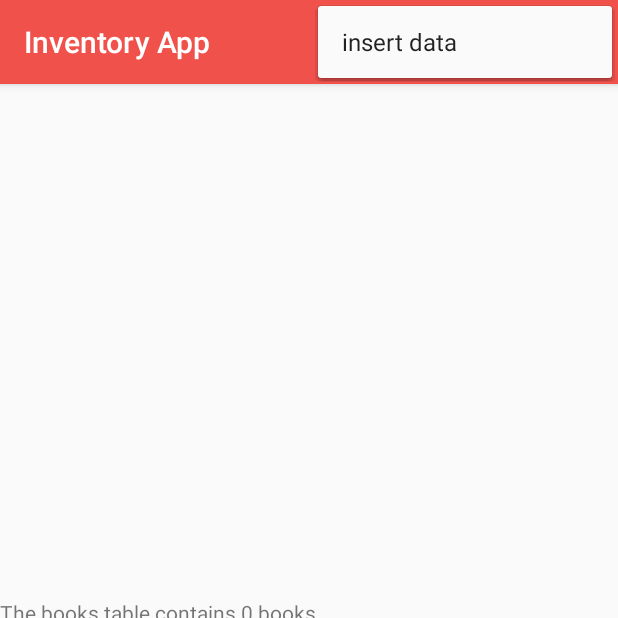
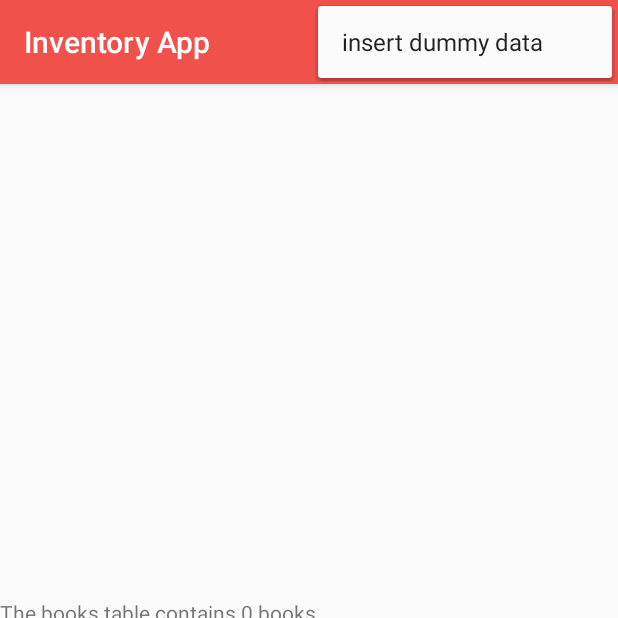
Before and after one commit to carquet/android_project8-9, an Android app: the screen it shows after launch (CatalogActivity), with the options menu open, on a phone screen of 412 x 824 dp, the top half of it. Run offline under Robolectric (Android 15) with nearby library versions, the phone set to English and light mode, and no system bars.

Commit message:
organize catalog menu into string resource

```diff
--- a/app/src/main/java/com/example/android/inventoryapp/CatalogActivity.java
+++ b/app/src/main/java/com/example/android/inventoryapp/CatalogActivity.java
@@ -39,7 +39,7 @@ public class CatalogActivity extends AppCompatActivity {
         // and pass the context, which is the current activity.
         mDbHelper = new InventoryDbHelper(this);
 
-        displayDatabaseInfo();
+        //displayDatabaseInfo();
     }
 
     @Override
--- a/app/src/main/res/menu/menu_catalog.xml
+++ b/app/src/main/res/menu/menu_catalog.xml
@@ -6,7 +6,7 @@
 
     <item
         android:id="@+id/action_insert_dummy_data"
-        android:title="insert data"
+        android:title="@string/action_insert_dummy_data"
         app:showAsAction="never" />
 
 </menu>
--- a/app/src/main/res/values/strings.xml
+++ b/app/src/main/res/values/strings.xml
@@ -33,7 +33,11 @@
     <string name="textview_quantity">Quantity</string>
     <string name="hint_quantity">quantity</string>
 
-
+    <!-- MENUS OPTIONS-->
+    <!-- Catalog menu -->
+    <string name="action_insert_dummy_data">insert dummy data</string>
+    <!--edit menu-->
     <string name="action_save">save</string>
 
+
 </resources>
```
